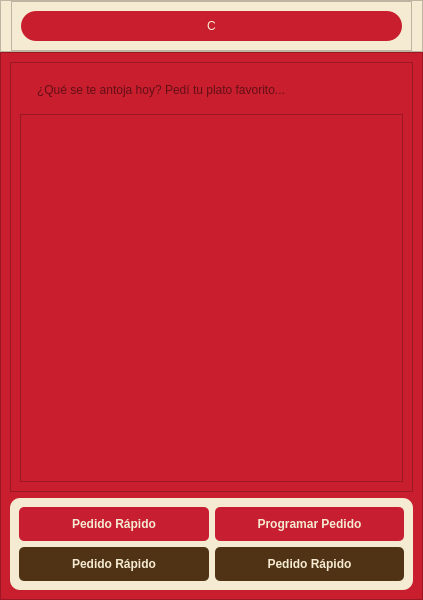
Above: movil/mainwindow.ui from Bruno-DarkSouler/APP_ElBuenGusto before the change. Below: the same form after it.
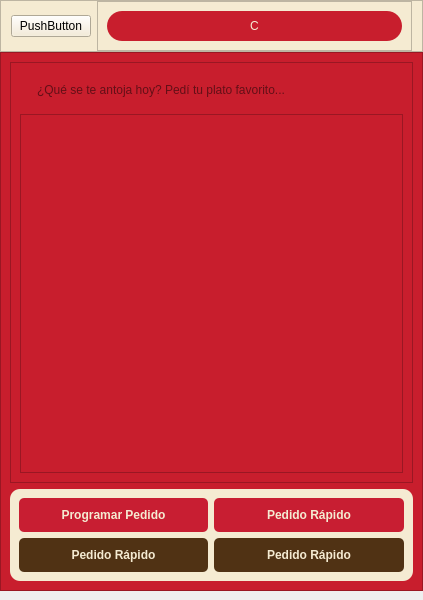
That is the form after the change.

```diff
--- a/movil/mainwindow.ui
+++ b/movil/mainwindow.ui
@@ -14,6 +14,9 @@
    <string>MainWindow</string>
   </property>
   <widget class="QWidget" name="centralwidget">
+   <property name="layoutDirection">
+    <enum>Qt::LayoutDirection::RightToLeft</enum>
+   </property>
    <layout class="QVBoxLayout" name="verticalLayout_3">
     <property name="spacing">
      <number>0</number>
@@ -31,7 +34,7 @@
      <number>0</number>
     </property>
     <property name="bottomMargin">
-     <number>0</number>
+     <number>9</number>
     </property>
     <item>
      <widget class="QFrame" name="frame">
@@ -44,7 +47,7 @@
       <property name="frameShadow">
        <enum>QFrame::Shadow::Raised</enum>
       </property>
-      <layout class="QHBoxLayout" name="horizontalLayout_3" stretch="1">
+      <layout class="QHBoxLayout" name="horizontalLayout_3" stretch="1,0">
        <property name="leftMargin">
         <number>10</number>
        </property>
@@ -67,7 +70,7 @@
          </property>
          <layout class="QHBoxLayout" name="horizontalLayout">
           <item>
-           <widget class="QPushButton" name="pushButton">
+           <widget class="QPushButton" name="abrir_menu">
             <property name="baseSize">
              <size>
               <width>0</width>
@@ -100,6 +103,13 @@
          </layout>
         </widget>
        </item>
+       <item>
+        <widget class="QPushButton" name="abrir_carrito">
+         <property name="text">
+          <string>PushButton</string>
+         </property>
+        </widget>
+       </item>
       </layout>
      </widget>
     </item>
@@ -152,7 +162,7 @@
                <x>0</x>
                <y>0</y>
                <width>381</width>
-               <height>344</height>
+               <height>339</height>
               </rect>
              </property>
             </widget>
```
